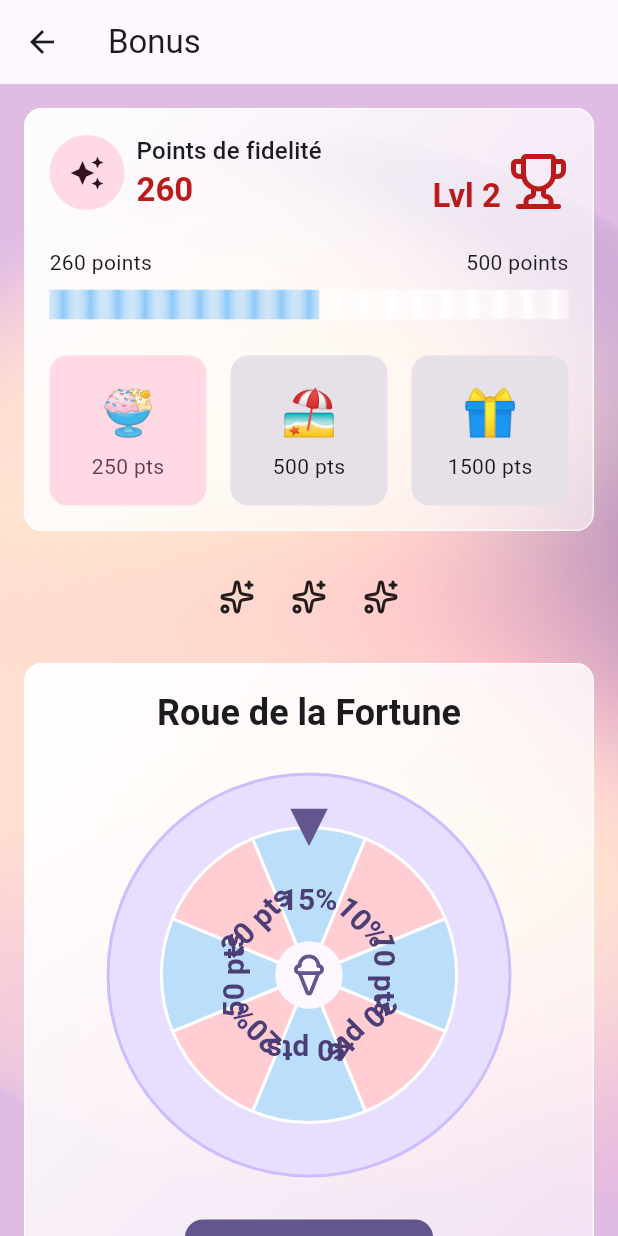
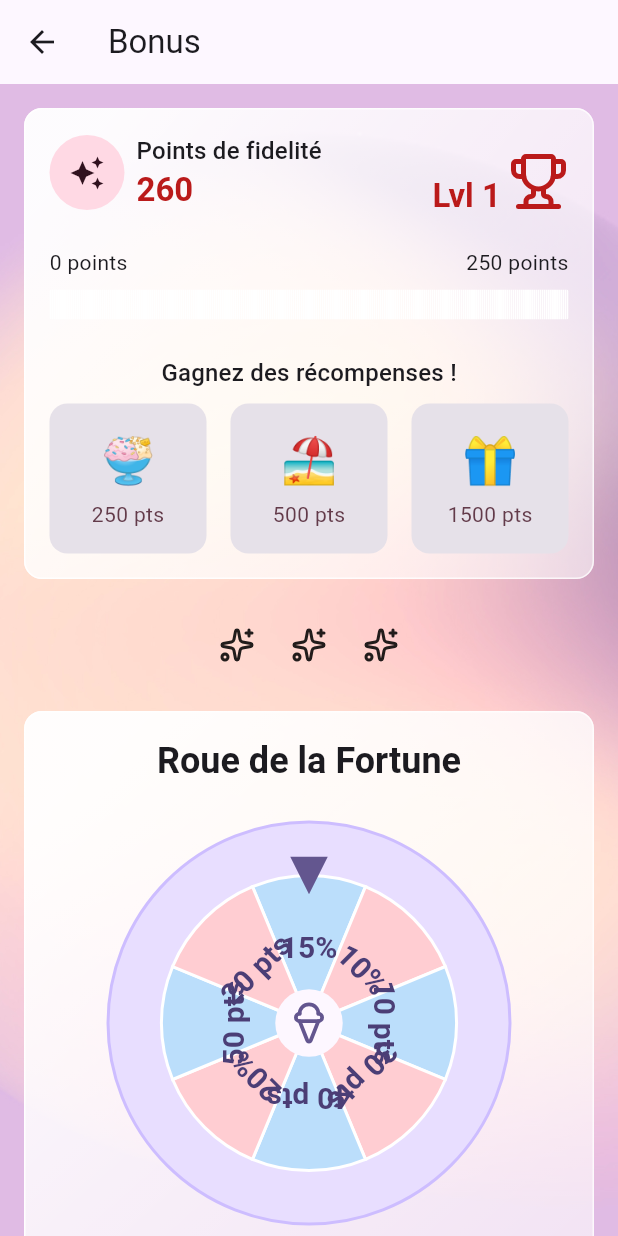
Before and after one commit to em-majowska/aero_glace_app, a Flutter app: the BonusPage screen opened directly, on a phone screen of 412 x 824 dp. Run offline on Flutter 3.47's test engine with Material 3 defaults, Android fonts, the phone set to English and light mode, and no system bars; drawn by our look-alikes of flutter_fortune_wheel, step_progress_indicator; our stand-ins replace flutter_map, flutter_slidable, glassmorphism_ui, google_fonts, gradient_borders, hive_flutter and 2 more; missing offline and left inert: blobs, flutter_map_marker_popup, mesh_gradient; accounts and stored records are empty.

Commit message:
Add collecting points logic, add totalPrice per item to item_tile

```diff
--- a/lib/features/bonus/collected_points_box.dart
+++ b/lib/features/bonus/collected_points_box.dart
@@ -1,6 +1,9 @@
+import 'package:aero_glace_app/features/bonus/gift.dart';
+import 'package:aero_glace_app/model/fortune_wheel_model.dart';
 import 'package:aero_glace_app/widgets/glossy_box.dart';
 import 'package:flutter/material.dart';
 import 'package:lucide_icons_flutter/lucide_icons.dart';
+import 'package:provider/provider.dart';
 import 'package:step_progress_indicator/step_progress_indicator.dart';
 
 class CollectedPointsBox extends StatelessWidget {
@@ -11,7 +14,9 @@ class CollectedPointsBox extends StatelessWidget {
     return GlossyBox(
       child: Padding(
         padding: const EdgeInsets.all(16.0),
-        child: Column(
+        child: Consumer<FortuneWheelModel>(
+          builder: (context, fortuneWheel, child) {
+            return Column(
               spacing: 24,
               children: [
                 Row(
@@ -41,7 +46,7 @@ class CollectedPointsBox extends StatelessWidget {
                           ),
                         ),
 
-                    // points
+                        // points bar
                         Column(
                           crossAxisAlignment: CrossAxisAlignment.start,
                           children: [
@@ -69,8 +74,9 @@ class CollectedPointsBox extends StatelessWidget {
                       spacing: 5,
                       children: [
                         Text(
-                      'Lvl 2',
-                      style: Theme.of(context).textTheme.titleLarge?.copyWith(
+                          'Lvl ${fortuneWheel.level.value}',
+                          style: Theme.of(context).textTheme.titleLarge
+                              ?.copyWith(
                                 color: Theme.of(context).colorScheme.error,
                                 fontWeight: FontWeight.bold,
                                 height: 1,
@@ -92,13 +98,19 @@ class CollectedPointsBox extends StatelessWidget {
                 Column(
                   spacing: 8,
                   children: [
-                const Row(
+                    Row(
                       mainAxisAlignment: MainAxisAlignment.spaceBetween,
-                  children: [Text('260 points'), Text('500 points')],
+                      children: [
+                        Text('${fortuneWheel.points} points'),
+                        Text(
+                          '${fortuneWheel.level.maxPoints} points',
                         ),
+                      ],
+                    ),
+
                     StepProgressIndicator(
-                  totalSteps: 500,
-                  currentStep: 260,
+                      totalSteps: fortuneWheel.level.maxPoints,
+                      currentStep: fortuneWheel.points,
                       size: 20,
                       padding: 0,
                       selectedColor: Theme.of(context).colorScheme.tertiary,
@@ -125,111 +137,27 @@ class CollectedPointsBox extends StatelessWidget {
                     ),
                   ],
                 ),
-
-            // prizes
-            Row(
+                Column(
+                  spacing: 8,
+                  children: [
+                    Text(
+                      'Gagnez des récompenses !',
+                      style: Theme.of(context).textTheme.titleMedium,
+                    ),
+                    const Row(
                       mainAxisAlignment: MainAxisAlignment.spaceBetween,
                       spacing: 16,
                       children: [
-                Expanded(
-                  flex: 1,
-                  child: Container(
-                    padding: const EdgeInsets.all(16),
-                    decoration: BoxDecoration(
-                      borderRadius: BorderRadius.circular(12),
-                      color: Theme.of(
-                        context,
-                      ).colorScheme.tertiaryContainer,
-                    ),
-                    child: Column(
-                      children: [
-                        const Text(
-                          '🍨',
-                          style: TextStyle(
-                            fontSize: 30,
-                          ),
-                        ),
-                        const SizedBox(height: 5),
-                        Text(
-                          '250 pts',
-                          style: Theme.of(context).textTheme.bodyMedium
-                              ?.copyWith(
-                                color: Theme.of(
-                                  context,
-                                ).colorScheme.onTertiaryContainer,
-                              ),
-                        ),
+                        Gift(emoji: '🍨', minPoints: 250),
+                        Gift(emoji: '🏖️', minPoints: 500),
+                        Gift(emoji: '🎁', minPoints: 1500),
                       ],
-                    ),
-                  ),
-                ),
-                Expanded(
-                  flex: 1,
-                  child: Container(
-                    padding: const EdgeInsets.all(16),
-                    decoration: BoxDecoration(
-                      borderRadius: BorderRadius.circular(12),
-                      color: Theme.of(
-                        context,
-                      ).colorScheme.surfaceContainerHighest,
-                    ),
-                    child: Column(
-                      children: [
-                        const Text(
-                          '🏖️',
-                          style: TextStyle(
-                            fontSize: 30,
-                          ),
-                        ),
-                        const SizedBox(height: 5),
-                        Text(
-                          '500 pts',
-                          style: Theme.of(context).textTheme.bodyMedium
-                              ?.copyWith(
-                                color: Theme.of(
-                                  context,
-                                ).colorScheme.onSurface,
-                              ),
-                        ),
-                      ],
-                    ),
-                  ),
-                ),
-                Expanded(
-                  flex: 1,
-                  child: Container(
-                    padding: const EdgeInsets.all(16),
-                    decoration: BoxDecoration(
-                      borderRadius: BorderRadius.circular(12),
-                      color: Theme.of(
-                        context,
-                      ).colorScheme.surfaceContainerHighest,
-                    ),
-                    child: Column(
-                      children: [
-                        const Text(
-                          '🎁',
-                          style: TextStyle(
-                            fontSize: 30,
-                          ),
-                        ),
-                        const SizedBox(height: 5),
-                        Text(
-                          '1500 pts',
-                          style: Theme.of(context).textTheme.bodyMedium
-                              ?.copyWith(
-                                color: Theme.of(
-                                  context,
-                                ).colorScheme.onSurface,
-                              ),
-                        ),
-                      ],
-                    ),
-                  ),
                     ),
                   ],
                 ),
               ],
+            );
+          },
         ),
       ),
     );
--- a/lib/features/bonus/fortune_wheel.dart
+++ b/lib/features/bonus/fortune_wheel.dart
@@ -40,13 +40,16 @@ class FortuneWheelElement extends StatelessWidget {
                 onFling: onSpin,
                 onAnimationEnd: () {
                   if (!fortuneWheel.isWheelActive) return;
+
                   final cart = Provider.of<Cart>(context, listen: false);
                   final now = DateTime.now();
+
                   fortuneWheel.disableWheel(now);
                   if (fortuneWheel.outcome.type == 'discount') {
                     cart.setDiscount(fortuneWheel.outcome.value, now);
                   } else {
                     cart.setDiscount(0, now);
+                    fortuneWheel.addPoints(fortuneWheel.outcome.value);
                   }
                 },
                 animateFirst: false,
--- a/lib/features/bonus/fortune_wheel_box.dart
+++ b/lib/features/bonus/fortune_wheel_box.dart
@@ -75,7 +75,7 @@ class _FortuneWheelBoxState extends State<FortuneWheelBox> {
                 ),
                 if (!isActive)
                   Prize(
-                    result: fortuneWheel.displayValue(fortuneWheel.outcome),
+                    result: fortuneWheel.outcome.value,
                     isDiscount: fortuneWheel.outcome.type == 'discount',
                   ),
                 Center(
@@ -89,7 +89,7 @@ class _FortuneWheelBoxState extends State<FortuneWheelBox> {
                     onPressed: (isActive) ? spinTheWheel : null,
                     child: (isActive)
                         ? Text(
-                            'Tourner la roue !',
+                            'Tourner la roue',
                             style: TextStyle(
                               fontSize: 16,
                               color: Theme.of(context).colorScheme.onPrimary,
--- /dev/null
+++ b/lib/features/bonus/gift.dart
@@ -0,0 +1,49 @@
+import 'package:aero_glace_app/model/fortune_wheel_model.dart';
+import 'package:flutter/material.dart';
+import 'package:provider/provider.dart';
+
+class Gift extends StatelessWidget {
+  final String emoji;
+  final int minPoints;
+
+  const Gift({super.key, required this.emoji, required this.minPoints});
+
+  @override
+  Widget build(BuildContext context) {
+    return Consumer<FortuneWheelModel>(
+      builder: (context, fortuneWheel, child) {
+        return Expanded(
+          flex: 1,
+          child: Container(
+            padding: const EdgeInsets.all(16),
+            decoration: BoxDecoration(
+              borderRadius: BorderRadius.circular(12),
+              color: (fortuneWheel.points > minPoints)
+                  ? Theme.of(context).colorScheme.tertiaryContainer
+                  : Theme.of(context).colorScheme.surfaceContainerHighest,
+            ),
+            child: Column(
+              children: [
+                Text(
+                  emoji,
+                  style: const TextStyle(
+                    fontSize: 30,
+                  ),
+                ),
+                const SizedBox(height: 5),
+                Text(
+                  '$minPoints pts',
+                  style: Theme.of(context).textTheme.bodyMedium?.copyWith(
+                    color: (fortuneWheel.points > minPoints)
+                        ? Theme.of(context).colorScheme.onTertiaryContainer
+                        : Theme.of(context).colorScheme.onTertiaryContainer,
+                  ),
+                ),
+              ],
+            ),
+          ),
+        );
+      },
+    );
+  }
+}
--- a/lib/features/bonus/prize.dart
+++ b/lib/features/bonus/prize.dart
@@ -1,7 +1,7 @@
 import 'package:flutter/material.dart';
 
 class Prize extends StatelessWidget {
-  final String result;
+  final int result;
   final bool isDiscount;
   const Prize({
     super.key,
@@ -13,7 +13,7 @@ class Prize extends StatelessWidget {
   Widget build(BuildContext context) {
     final String phrase = (isDiscount)
         ? '$result de réduction'
-        : '${result.substring(0, 2)} points';
+        : '$result points';
 
     return Center(
       child: Column(
--- a/lib/features/panier/item_tile.dart
+++ b/lib/features/panier/item_tile.dart
@@ -72,9 +72,11 @@ class ItemTile extends StatelessWidget {
                         context,
                       ).textTheme.titleMedium?.copyWith(height: 1.2),
                     ),
-                    Text(
-                      '${flavor.price.toStringAsFixed(2)} €',
-                      style: Theme.of(context).textTheme.titleMedium,
+                    Consumer<Cart>(
+                      builder: (context, cart, child) => Text(
+                        '${cart.getItemPrice(flavor).toStringAsFixed(2)} €',
+                        style: Theme.of(context).textTheme.titleMedium,
+                      ),
                     ),
                   ],
                 ),
--- a/lib/main.dart
+++ b/lib/main.dart
@@ -1,4 +1,5 @@
 import 'package:aero_glace_app/model/hive_item_model.dart';
+import 'package:aero_glace_app/model/hive_level_model.dart';
 import 'package:aero_glace_app/model/hive_outcome_model.dart';
 import 'package:flutter/material.dart';
 import 'package:aero_glace_app/pages/home_page.dart';
@@ -19,6 +20,7 @@ void main() async {
   // register adapter
   Hive.registerAdapter(HiveItemAdapter());
   Hive.registerAdapter(HiveOutcomeAdapter());
+  Hive.registerAdapter(HiveLevelAdapter());
   // open the box
   await Hive.openBox('cartBox');
   await Hive.openBox('fortuneBox');
--- a/lib/model/cart_model.dart
+++ b/lib/model/cart_model.dart
@@ -131,7 +131,6 @@ class Cart extends ChangeNotifier {
   int get totalQuantity =>
       _filterItems().fold(0, (sum, item) => sum + item.qty);
 
-  // TODO add item price to item_tile
   // get price per item
   double getItemPrice(Flavor flavor) {
     try {
--- a/lib/model/fortune_wheel_model.dart
+++ b/lib/model/fortune_wheel_model.dart
@@ -1,5 +1,6 @@
 // import 'dart:async';
 import 'dart:math';
+import 'package:aero_glace_app/model/hive_level_model.dart';
 import 'package:aero_glace_app/model/hive_outcome_model.dart';
 import 'package:flutter/material.dart';
 import 'package:hive_flutter/hive_flutter.dart';
@@ -7,13 +8,19 @@ import 'package:aero_glace_app/util/next_day.dart';
 
 class FortuneWheelModel extends ChangeNotifier {
   late final Box _fortuneBox;
-  late int _random = 0; // fallback
-  late HiveOutcome _outcome = HiveOutcome(
-    value: 0,
-    type: 'discount',
-  ); // fallback
+  late int _random = 0;
+  late HiveOutcome _outcome = HiveOutcome(value: 0, type: 'discount');
   bool _isWheelActive = true;
   DateTime _date = DateTime.now();
+  int _points = 0;
+  HiveLevel _level = HiveLevel(value: 1, minPoints: 0, maxPoints: 250);
+
+  final List<HiveLevel> _levels = [
+    HiveLevel(value: 1, minPoints: 0, maxPoints: 250),
+    HiveLevel(value: 2, minPoints: 251, maxPoints: 500),
+    HiveLevel(value: 3, minPoints: 501, maxPoints: 1000),
+    HiveLevel(value: 4, minPoints: 1001, maxPoints: 1500),
+  ];
 
   final List<HiveOutcome> _fortuneItems = [
     HiveOutcome(value: 10, type: 'discount'),
@@ -31,6 +38,8 @@ class FortuneWheelModel extends ChangeNotifier {
   bool get isWheelActive => _isWheelActive;
   HiveOutcome get outcome => _outcome; // to keep in hive
   List<HiveOutcome> get fortuneItems => _fortuneItems;
+  int get points => _points;
+  HiveLevel get level => _level;
 
   FortuneWheelModel() {
     _fortuneBox = Hive.box('fortuneBox');
@@ -41,12 +50,18 @@ class FortuneWheelModel extends ChangeNotifier {
   void _loadState() {
     final state = _fortuneBox.get('status');
     final fortuneOutcome = _fortuneBox.get('outcome');
+    final collectedPoints = _fortuneBox.get('points');
+    final gainedLevel = _fortuneBox.get('level');
 
     if (fortuneOutcome != null) _outcome = fortuneOutcome;
+    if (collectedPoints != null) _points = collectedPoints;
+    if (gainedLevel != null) _level = gainedLevel;
+
     if (state != null) {
+      final dateString = state['date'];
+
       _isWheelActive = state['isWheelActive'] ?? _isWheelActive;
-      _date = DateTime.tryParse(state['date']?.toString() ?? '') ?? _date;
-
+      if (dateString != null) _date = DateTime.tryParse(dateString) ?? _date;
       if (isNextDay(_date)) _isWheelActive = true;
     }
 
@@ -75,6 +90,13 @@ class FortuneWheelModel extends ChangeNotifier {
     notifyListeners();
   }
 
+  void updatePoints() {
+    _fortuneBox.put('points', _points);
+    _fortuneBox.put('level', _level);
+
+    notifyListeners();
+  }
+
   void randomizeItems() {
     _fortuneItems.shuffle();
   }
@@ -89,6 +111,25 @@ class FortuneWheelModel extends ChangeNotifier {
     _date = date;
     _isWheelActive = false;
     updateWheel();
+  }
+
+  // Collecting points
+
+  void addPoints(int result) {
+    _points += result;
+    _setLevel();
+
+    updatePoints();
+  }
+
+  void _setLevel() {
+    (_points < 250)
+        ? _level = _levels[0]
+        : (_points < 500)
+        ? _level = _levels[1]
+        : (_points < 1000)
+        ? _level = _levels[2]
+        : _level = _levels[3];
   }
 
   // worked if controller.add didn't need an int
--- /dev/null
+++ b/lib/model/hive_level_model.dart
@@ -0,0 +1,21 @@
+import 'package:hive_flutter/hive_flutter.dart';
+
+part 'hive_level_model.g.dart';
+
+@HiveType(typeId: 2)
+class HiveLevel extends HiveObject {
+  @HiveField(0)
+  final int value;
+  @HiveField(1)
+  final int minPoints;
+  @HiveField(2)
+  final int maxPoints;
+
+  HiveLevel({
+    required this.value,
+    required this.minPoints,
+    required this.maxPoints,
+  });
+}
+
+// generate with 'dart run build_runner build' command
--- a/lib/util/next_day.dart
+++ b/lib/util/next_day.dart
@@ -1,6 +1,8 @@
 bool isNextDay(DateTime date) {
   final now = DateTime.now();
-  final nextCheck = DateTime(date.year, date.month, date.day);
-  final nextDay = nextCheck.add(const Duration(days: 1));
-  return now.isAfter(nextDay);
+  final nextCheck = DateTime(date.year, date.month, date.day).add(
+    const Duration(seconds: 10),
+  );
+
+  return now.isAfter(nextCheck);
 }
```
Also changed, not shown: lib/model/hive_level_model.g.dart (added). Lines whose indentation alone changed are shown as unchanged.
